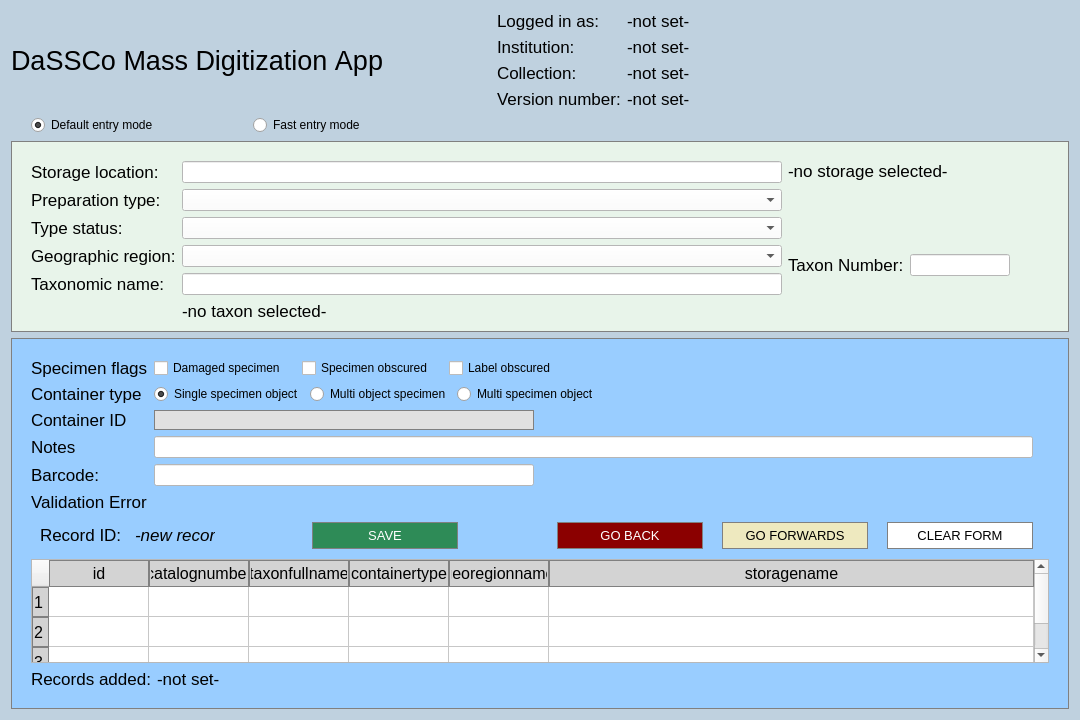
The window that MassDigitizer/ui/specimendataentry.ui (NHMDenmark/Mass-Digitizer) describes before a commit, drawn with Qt 5.
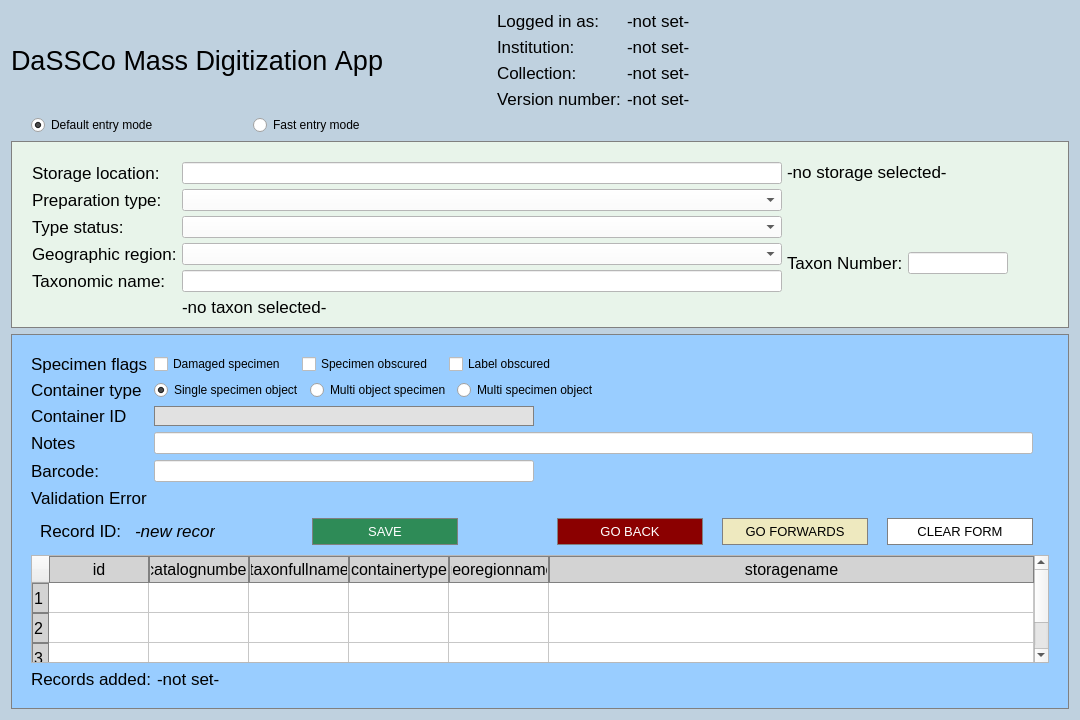
The same window after the commit. Icons and pictures are not drawn.

```diff
--- a/MassDigitizer/ui/specimendataentry.ui
+++ b/MassDigitizer/ui/specimendataentry.ui
@@ -295,6 +295,15 @@
       <enum>QFrame::Shadow::Raised</enum>
      </property>
      <layout class="QHBoxLayout" name="horizontalLayoutGreenArea">
+      <property name="spacing">
+       <number>5</number>
+      </property>
+      <property name="leftMargin">
+       <number>10</number>
+      </property>
+      <property name="topMargin">
+       <number>10</number>
+      </property>
       <property name="bottomMargin">
        <number>0</number>
       </property>
@@ -364,7 +373,7 @@
             <property name="minimumSize">
              <size>
               <width>0</width>
-              <height>0</height>
+              <height>20</height>
              </size>
             </property>
             <property name="text">
```
